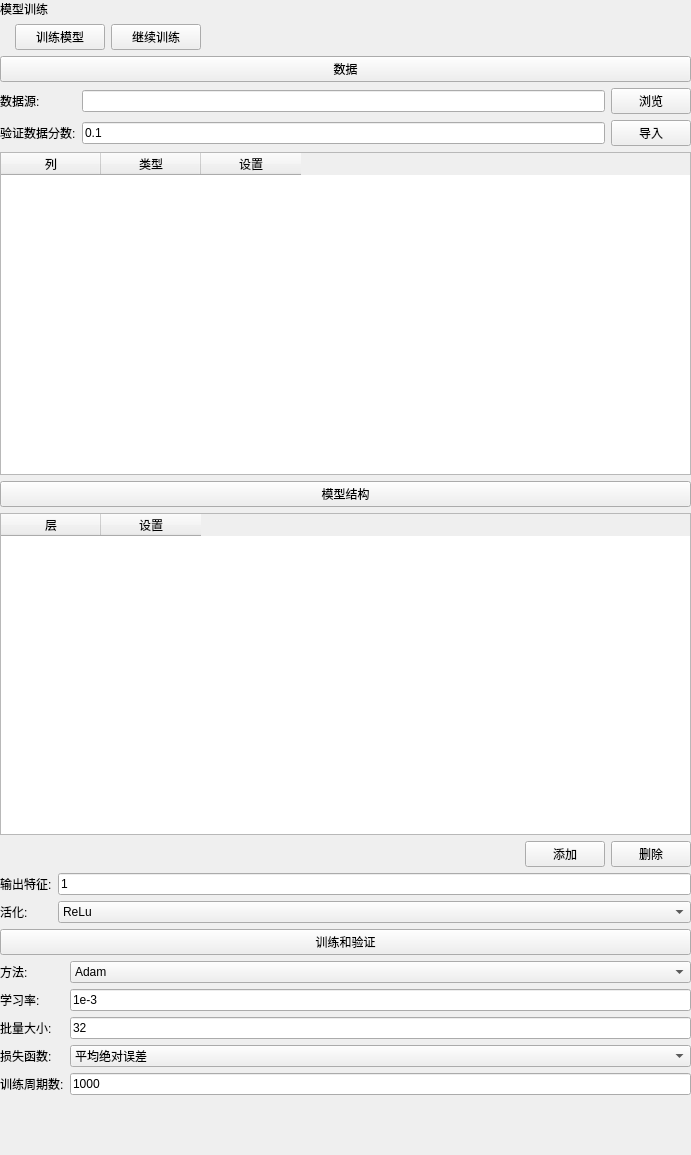
First picture: the form in plugins/Base_SurrogateModel/DNNModel.ui, repository asd977/base_cae, before the edit.
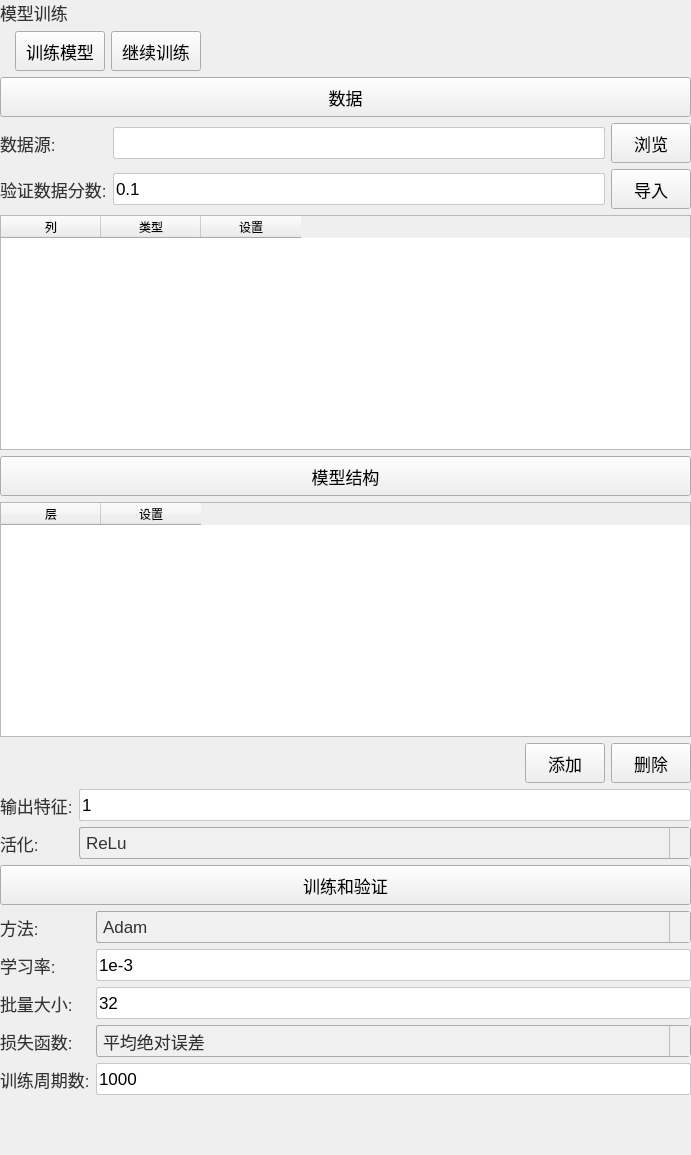
Second picture: the form after the edit. Icons and pictures are not drawn.

Commit message: style: use existing arrow assets and remove custom svg files

Patch:
```diff
--- a/plugins/Base_SurrogateModel/DNNModel.ui
+++ b/plugins/Base_SurrogateModel/DNNModel.ui
@@ -13,6 +13,104 @@
   <property name="windowTitle">
    <string>Form</string>
   </property>
+  <property name="styleSheet">
+   <string notr="true">QWidget{
+font-family: &quot;Microsoft YaHei&quot;, &quot;微软雅黑&quot;;
+}
+QPushButton {
+    font-size: 17px;
+    min-height: 32px;
+}
+QPushButton#pushButton {
+    background-color: rgb(224, 233, 244);
+    border-width: 1px;
+    border-color: rgb(121, 121, 121);
+    border-style: solid;
+    min-height: 33px;
+    border-top: 1px solid rgb(169, 169, 169);
+    border-bottom: 1px solid rgb(169, 169, 169);
+    border-left: none;
+    border-right: none;
+    text-align: left;
+    padding-left: 15px;
+    font-size: 17px;
+}
+QLabel {
+    font-size: 17px;
+    color: rgb(51, 51, 51);
+}
+QLabel#pageNameLabel {
+    font-size: 20px;
+    padding-left: 9px;
+    color: rgb(53, 103, 147);
+}
+QLineEdit, QTextEdit, QPlainTextEdit, QSpinBox, QDoubleSpinBox, QDateTimeEdit {
+    border: 1px solid rgb(200, 200, 200);
+    border-radius: 2px;
+    font-size: 17px;
+    min-height: 30px;
+}
+QLineEdit:focus, QTextEdit:focus, QPlainTextEdit:focus,
+QSpinBox:focus, QDoubleSpinBox:focus, QDateTimeEdit:focus {
+    border-color: rgb(100, 100, 255);
+    outline: none;
+}
+QComboBox {
+    font-size: 17px;
+    color: rgb(51, 51, 51);
+    padding-left: 6px;
+    background: rgb(240, 240, 240);
+    border: 1px solid rgb(169, 169, 169);
+    border-radius: 3px;
+    min-height: 30px;
+}
+QComboBox::drop-down {
+    subcontrol-origin: padding;
+    subcontrol-position: top right;
+    width: 20px;
+    background: rgb(240, 240, 240);
+    border-left: 1px solid rgb(190, 190, 190);
+}
+QComboBox::down-arrow {
+    image: url(:/resources/down_arrow.png);
+    width: 12px;
+    height: 12px;
+}
+QSpinBox::up-button, QDoubleSpinBox::up-button {
+    subcontrol-origin: border;
+    subcontrol-position: top right;
+    width: 18px;
+    border-left: 1px solid rgb(190, 190, 190);
+    border-bottom: 1px solid rgb(210, 210, 210);
+    background: rgb(240, 240, 240);
+}
+QSpinBox::down-button, QDoubleSpinBox::down-button {
+    subcontrol-origin: border;
+    subcontrol-position: bottom right;
+    width: 18px;
+    border-left: 1px solid rgb(190, 190, 190);
+    background: rgb(240, 240, 240);
+}
+QSpinBox::up-arrow, QDoubleSpinBox::up-arrow {
+    image: url(:/resources/up_arrow.png);
+    width: 10px;
+    height: 10px;
+}
+QSpinBox::down-arrow, QDoubleSpinBox::down-arrow {
+    image: url(:/resources/down_arrow.png);
+    width: 10px;
+    height: 10px;
+}
+QRadioButton, QCheckBox, QGroupBox {
+    font-size: 17px;
+}
+QTableWidget, QTreeWidget, QListWidget {
+    font-size: 16px;
+    gridline-color: rgb(210, 210, 210);
+}
+
+</string>
+  </property>
   <property name="autoFillBackground">
    <bool>true</bool>
   </property>
```
The commit also changes 42 other files.
